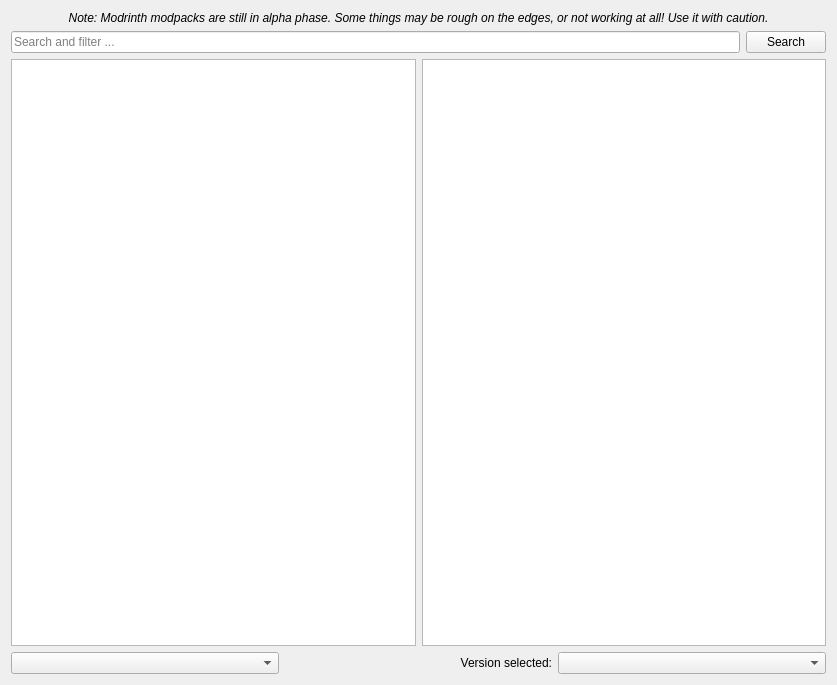
This is launcher/ui/pages/modplatform/modrinth/ModrinthPage.ui in FreesmTeam/FreesmLauncher as Qt 5 draws it before an edit. The edited form follows.
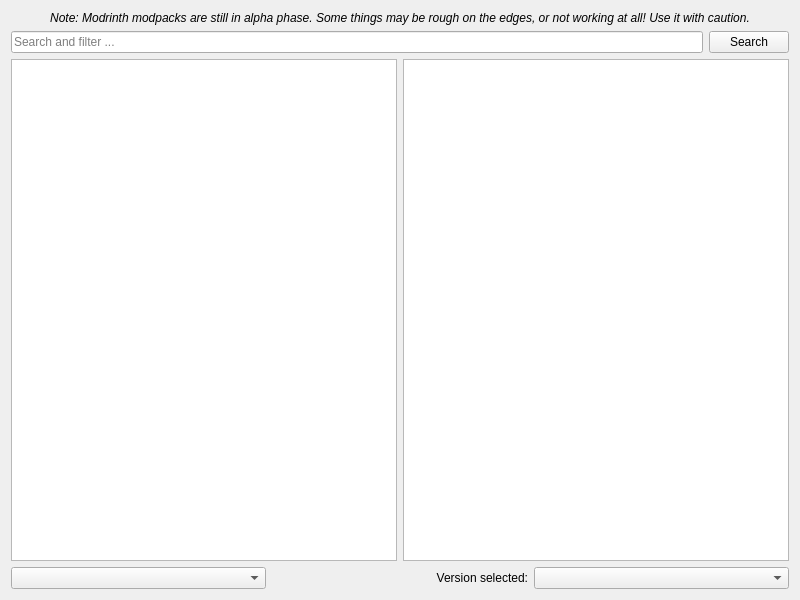
This is the edited form.

Commit message: fix(ui): make CF and MR modpack dialogs more consistent

```diff
--- a/launcher/ui/pages/modplatform/modrinth/ModrinthPage.ui
+++ b/launcher/ui/pages/modplatform/modrinth/ModrinthPage.ui
@@ -6,8 +6,8 @@
    <rect>
     <x>0</x>
     <y>0</y>
-    <width>837</width>
-    <height>685</height>
+    <width>800</width>
+    <height>600</height>
    </rect>
   </property>
   <layout class="QVBoxLayout">
@@ -24,6 +24,9 @@
      <property name="alignment">
       <set>Qt::AlignCenter</set>
      </property>
+     <property name="wordWrap">
+      <bool>true</bool>
+     </property>
     </widget>
    </item>
    <item>
```
The commit also changes 1 other file.
